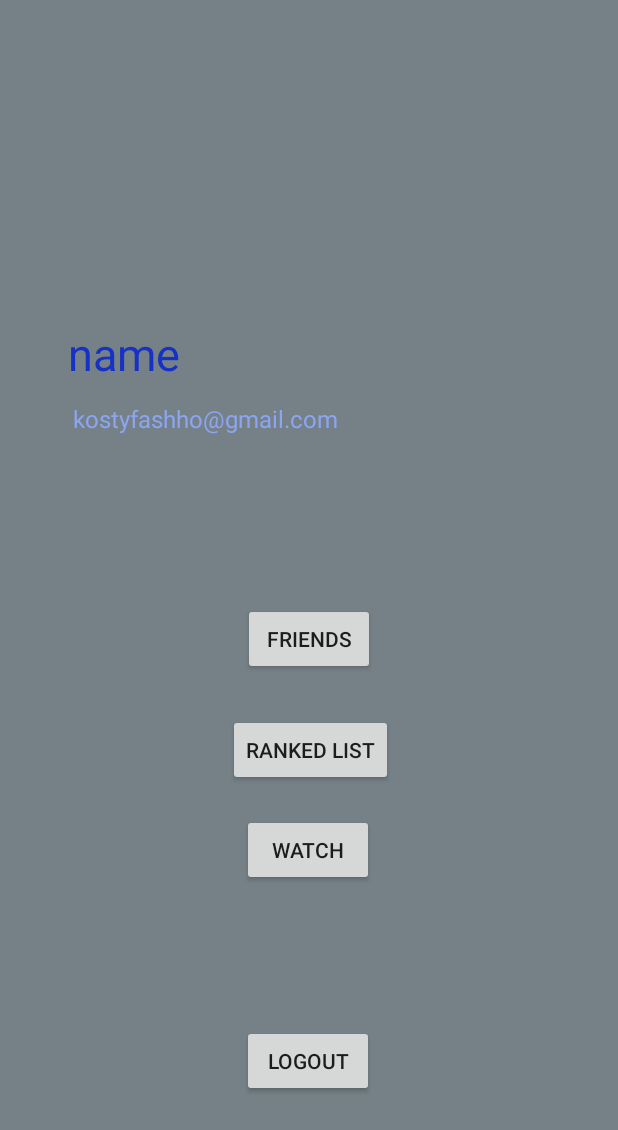
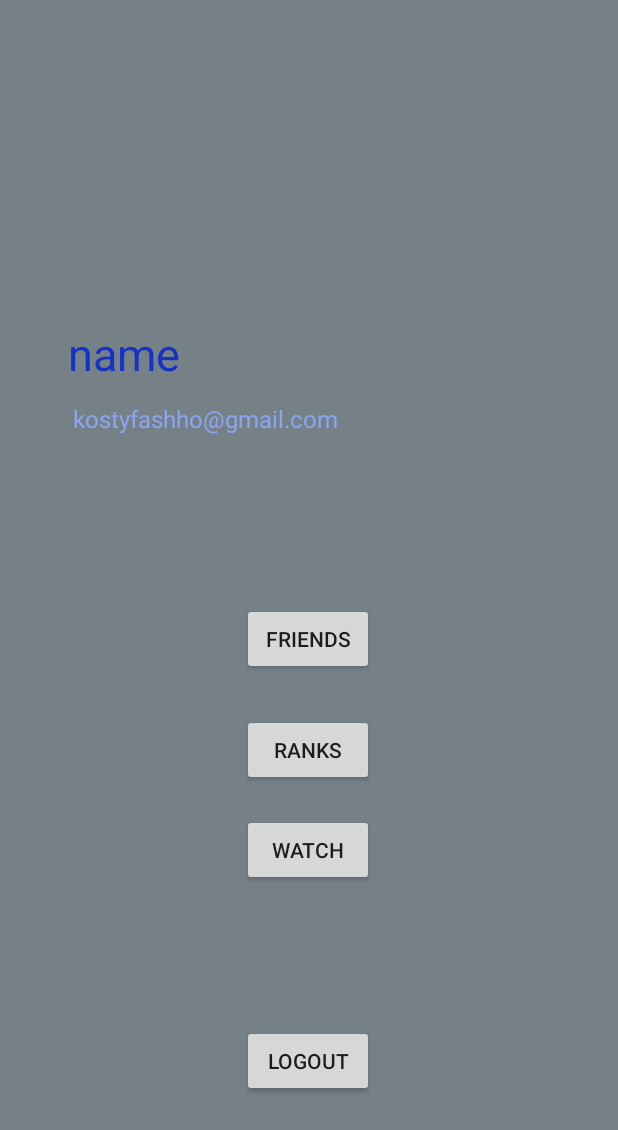
Before and after one commit to qustandifashho/FilmApp, an Android app built with Jetpack Compose: the ProfileActivity screen opened directly, with no data from a screen before it, on a phone screen of 412 x 824 dp. Shown: the top 1130 px of the screen. Run offline under Robolectric (Android 15) with nearby library versions, the phone set to English and light mode, and no system bars.

Commit message:
hi commit

```diff
--- a/app/src/main/java/com/example/filmapptest/ProfileActivity.java
+++ b/app/src/main/java/com/example/filmapptest/ProfileActivity.java
@@ -15,14 +15,12 @@ import java.util.Scanner;
 
 public class ProfileActivity extends ComponentActivity {
     private Account profileinfo;
-    //private AssetManager assets;
 
     @Override
     public void onCreate(Bundle savedInstanceState) {
         super.onCreate(savedInstanceState);
         setContentView(R.layout.profile);
-        //assets = getAssets();
-        setupProfile(); //hi
+        setupProfile(); //hi ;p
         setupButtons();
     }
 
@@ -77,7 +75,7 @@ public class ProfileActivity extends ComponentActivity {
         });
         button3.setOnClickListener(new View.OnClickListener(){
             public void onClick(View v) {
-                Intent intent = new Intent(ProfileActivity.this, RegisterActivity.class);
+                Intent intent = new Intent(ProfileActivity.this, WatchlistActivity.class);
                 startActivity(intent);
             }
         });
--- a/app/src/main/res/layout/profile.xml
+++ b/app/src/main/res/layout/profile.xml
@@ -54,7 +54,7 @@
             android:id="@+id/rate"
             android:layout_width="wrap_content"
             android:layout_height="wrap_content"
-            android:text="Ranked List"
+            android:text="Ranks"
             app:layout_constraintBottom_toTopOf="@+id/watch"
             app:layout_constraintEnd_toEndOf="@+id/watch"
             app:layout_constraintHorizontal_bias="0.454"
```
